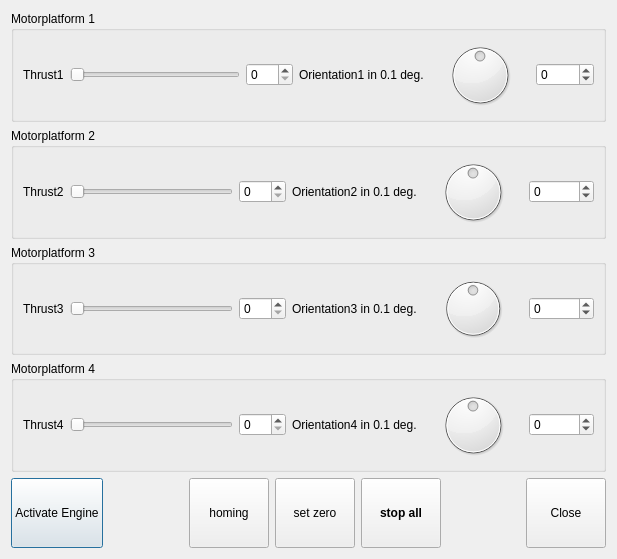
This is src/ui/TestphaseWidget.ui in skye-git/qgroundcontrol-old as Qt 5 draws it before an edit. The edited form follows.
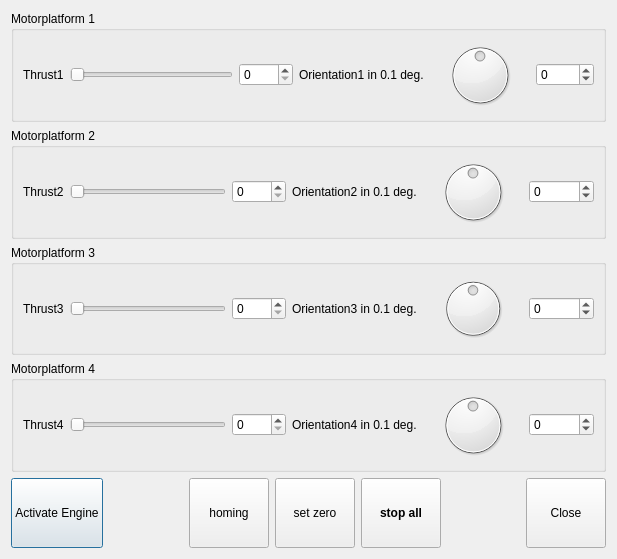
This is the edited form.

Commit message: Changed Testphase thrust max to 1000

Patch:
```diff
--- a/src/ui/TestphaseWidget.ui
+++ b/src/ui/TestphaseWidget.ui
@@ -30,7 +30,7 @@
       <item>
        <widget class="QSlider" name="SliderThrust1">
         <property name="maximum">
-         <number>200</number>
+         <number>1000</number>
         </property>
         <property name="orientation">
          <enum>Qt::Horizontal</enum>
@@ -40,7 +40,7 @@
       <item>
        <widget class="QSpinBox" name="spinBoxThrust1">
         <property name="maximum">
-         <number>200</number>
+         <number>1000</number>
         </property>
        </widget>
       </item>
@@ -90,7 +90,7 @@
       <item>
        <widget class="QSlider" name="SliderThrust2">
         <property name="maximum">
-         <number>200</number>
+         <number>1000</number>
         </property>
         <property name="orientation">
          <enum>Qt::Horizontal</enum>
@@ -100,7 +100,7 @@
       <item>
        <widget class="QSpinBox" name="spinBoxThrust2">
         <property name="maximum">
-         <number>200</number>
+         <number>1000</number>
         </property>
        </widget>
       </item>
@@ -150,7 +150,7 @@
       <item>
        <widget class="QSlider" name="SliderThrust3">
         <property name="maximum">
-         <number>200</number>
+         <number>1000</number>
         </property>
         <property name="orientation">
          <enum>Qt::Horizontal</enum>
@@ -160,7 +160,7 @@
       <item>
        <widget class="QSpinBox" name="spinBoxThrust3">
         <property name="maximum">
-         <number>200</number>
+         <number>1000</number>
         </property>
        </widget>
       </item>
@@ -210,7 +210,7 @@
       <item>
        <widget class="QSlider" name="SliderThrust4">
         <property name="maximum">
-         <number>200</number>
+         <number>1000</number>
         </property>
         <property name="orientation">
          <enum>Qt::Horizontal</enum>
@@ -220,7 +220,7 @@
       <item>
        <widget class="QSpinBox" name="spinBoxThrust4">
         <property name="maximum">
-         <number>200</number>
+         <number>1000</number>
         </property>
        </widget>
       </item>
```
The commit also changes 1 other file.
